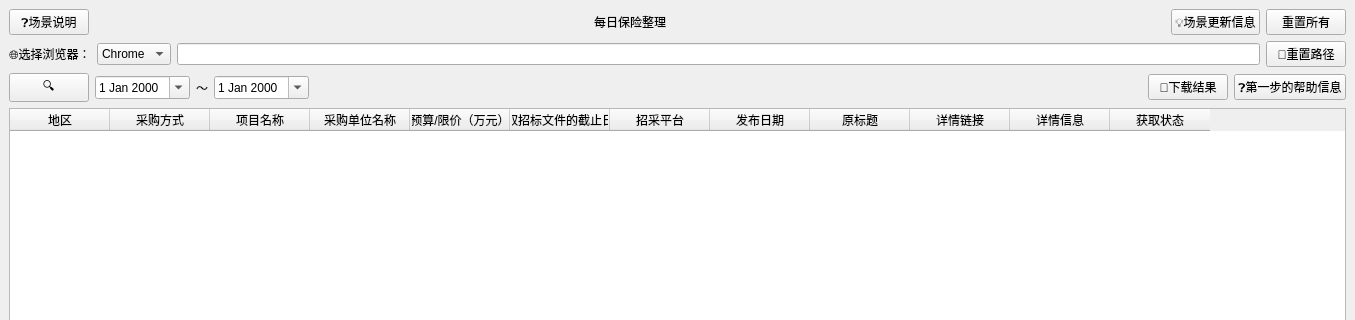
Qt form lwx_project/client/ui/daily_baoxian.ui (Cookie-HOO/lwx_project) before a commit; both pictures show x 0 to 1355 and y 0 to 320 of the 1355 by 865 pixel window.
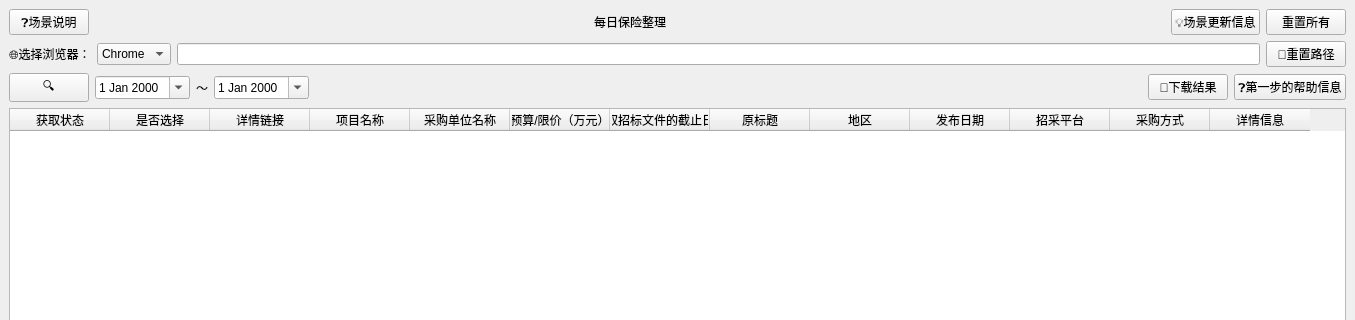
The same form after that commit.

Commit message: todo: add rich row

```diff
--- a/lwx_project/client/ui/daily_baoxian.ui
+++ b/lwx_project/client/ui/daily_baoxian.ui
@@ -194,49 +194,72 @@
        <enum>QAbstractItemView::ScrollPerItem</enum>
       </property>
       <property name="columnCount">
-       <number>12</number>
+       <number>13</number>
       </property>
       <attribute name="verticalHeaderVisible">
        <bool>true</bool>
       </attribute>
       <column>
        <property name="text">
-        <string>地区</string>
+        <string>获取状态</string>
        </property>
       </column>
       <column>
        <property name="text">
-        <string>采购方式</string>
+        <string>是否选择</string>
+       </property>
+      </column>
+      <column>
+       <property name="text">
+        <string>详情链接</string>
        </property>
       </column>
       <column>
        <property name="text">
         <string>项目名称</string>
        </property>
+       <property name="background">
+        <color>
+         <red>207</red>
+         <green>240</green>
+         <blue>198</blue>
+        </color>
+       </property>
       </column>
       <column>
        <property name="text">
         <string>采购单位名称</string>
        </property>
+       <property name="background">
+        <color>
+         <red>207</red>
+         <green>240</green>
+         <blue>198</blue>
+        </color>
+       </property>
       </column>
       <column>
        <property name="text">
         <string>预算/限价（万元）</string>
        </property>
+       <property name="background">
+        <color>
+         <red>207</red>
+         <green>240</green>
+         <blue>198</blue>
+        </color>
+       </property>
       </column>
       <column>
        <property name="text">
         <string>获取招标文件的截止日期</string>
        </property>
-      </column>
-      <column>
-       <property name="text">
-        <string>招采平台</string>
-       </property>
-      </column>
-      <column>
-       <property name="text">
-        <string>发布日期</string>
+       <property name="background">
+        <color>
+         <red>207</red>
+         <green>240</green>
+         <blue>198</blue>
+        </color>
        </property>
       </column>
       <column>
@@ -246,7 +269,22 @@
       </column>
       <column>
        <property name="text">
-        <string>详情链接</string>
+        <string>地区</string>
+       </property>
+      </column>
+      <column>
+       <property name="text">
+        <string>发布日期</string>
+       </property>
+      </column>
+      <column>
+       <property name="text">
+        <string>招采平台</string>
+       </property>
+      </column>
+      <column>
+       <property name="text">
+        <string>采购方式</string>
        </property>
       </column>
       <column>
@@ -254,11 +292,6 @@
         <string>详情信息</string>
        </property>
       </column>
-      <column>
-       <property name="text">
-        <string>获取状态</string>
-       </property>
-      </column>
      </widget>
     </item>
    </layout>
```
The commit also changes 2 other files.
